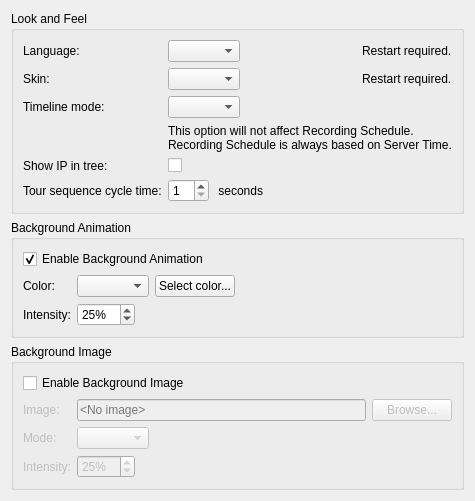
Qt form client/src/ui/widgets/settings/look_and_feel_preferences_widget.ui (networkoptix/nx_open) before a commit.
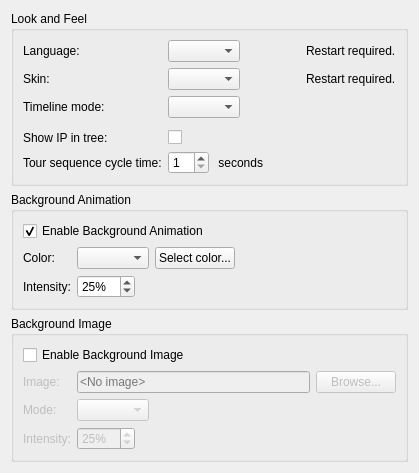
The same form after that commit. Custom widgets are drawn as their Qt base class.

What changed in the file:
```diff
--- a/client/src/ui/widgets/settings/look_and_feel_preferences_widget.ui
+++ b/client/src/ui/widgets/settings/look_and_feel_preferences_widget.ui
@@ -7,7 +7,7 @@
     <x>0</x>
     <y>0</y>
     <width>419</width>
-    <height>469</height>
+    <height>472</height>
    </rect>
   </property>
   <property name="windowTitle">
@@ -164,12 +164,7 @@
        </widget>
       </item>
       <item row="3" column="1">
-       <widget class="QLabel" name="timeModeWarningLabel">
-        <property name="text">
-         <string>This option will not affect Recording Schedule.
-Recording Schedule is always based on Server Time.</string>
-        </property>
-       </widget>
+       <widget class="QnWordWrappedLabel" name="timeModeWarningLabel" native="true"/>
       </item>
      </layout>
     </widget>
@@ -432,6 +427,14 @@
    </item>
   </layout>
  </widget>
+ <customwidgets>
+  <customwidget>
+   <class>QnWordWrappedLabel</class>
+   <extends>QWidget</extends>
+   <header location="global">ui/widgets/word_wrapped_label.h</header>
+   <container>1</container>
+  </customwidget>
+ </customwidgets>
  <tabstops>
   <tabstop>languageComboBox</tabstop>
   <tabstop>skinComboBox</tabstop>
```
